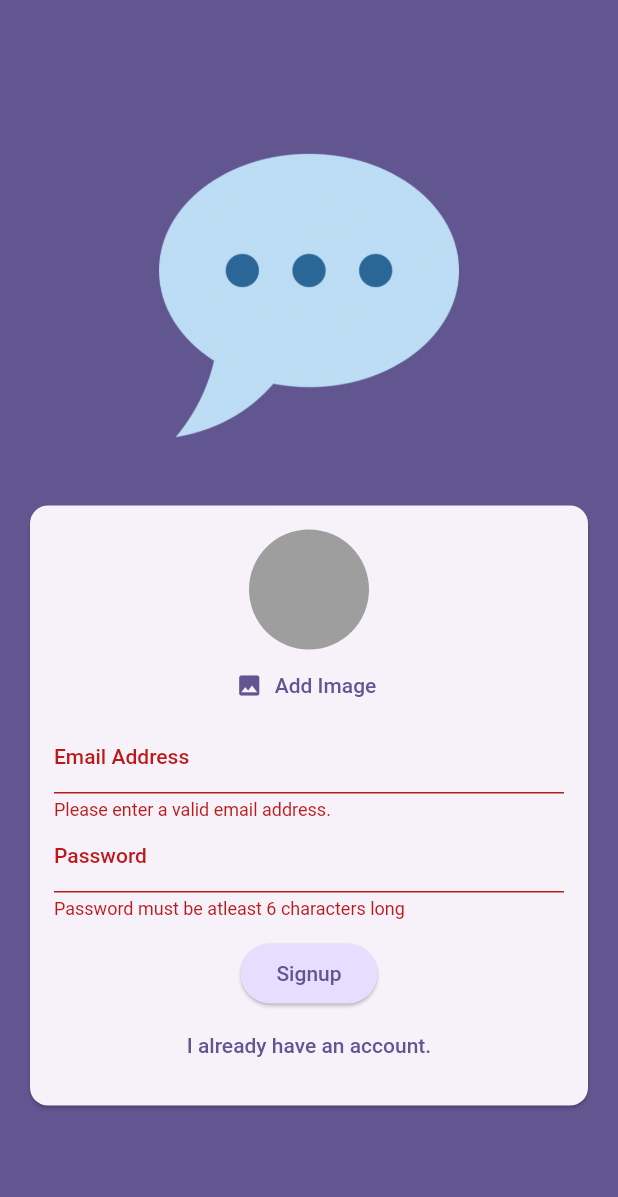
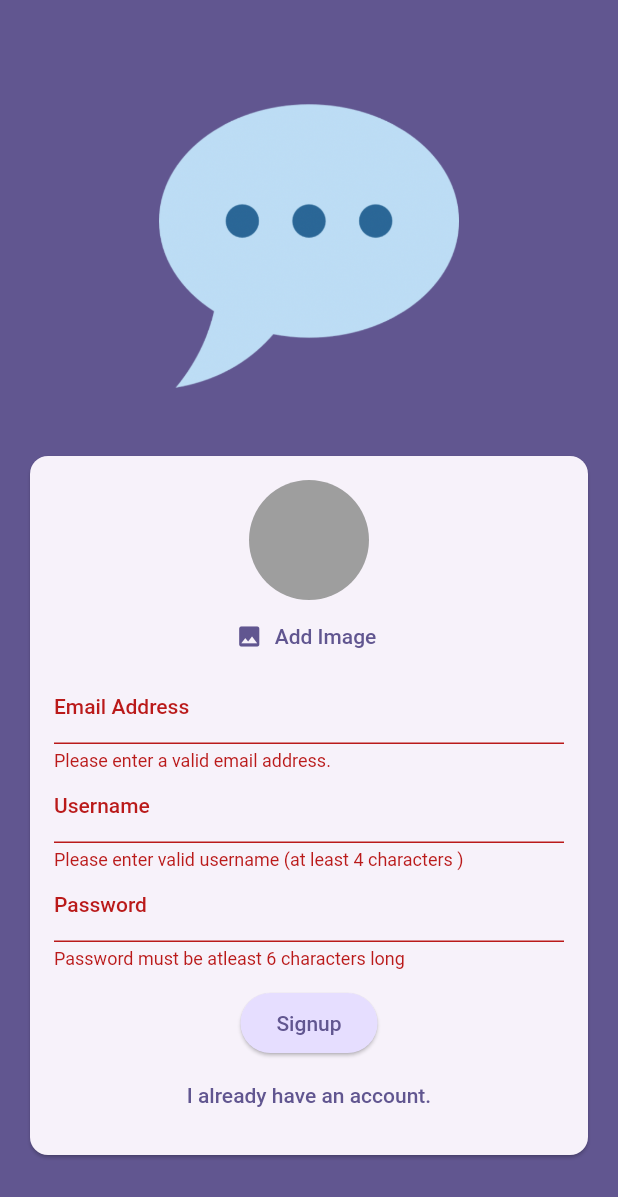
Before and after one commit to Kapil619/chat_app, a Flutter app: the screen it shows after launch, after a tap on "Login", after a tap on "Create an account", after a tap on "Signup", on a phone screen of 412 x 824 dp. Shown: the top 1197 px of the screen. Run offline on Flutter 3.47's test engine with Material 2 defaults, Android fonts, the phone set to English and light mode, and no system bars; our stand-ins replace cloud_firestore, firebase_auth, firebase_core, firebase_storage, image_picker; accounts and stored records are empty.

Commit message:
storing username to firestore

```diff
--- a/lib/screens/auth.dart
+++ b/lib/screens/auth.dart
@@ -23,6 +23,7 @@ class _AuthScreen extends State<AuthScreen> {
   var _enteredPassword = '';
   File? _selectedImage;
   var _isAuthenticating = false;
+  var _enteredUsername = '';
 
   void _submit() async {
     final isValid = _form.currentState!.validate();
@@ -61,7 +62,7 @@ class _AuthScreen extends State<AuthScreen> {
             .collection('users')
             .doc(userCredentials.user!.uid)
             .set({
-          'username': 'to be done...',
+          'username': _enteredUsername,
           'email': _enteredEmail,
           'image_url': imageUrl,
         });
@@ -132,6 +133,23 @@ class _AuthScreen extends State<AuthScreen> {
                                 _enteredEmail = value!;
                               },
                             ),
+                            if (!_isLogin)
+                              TextFormField(
+                                decoration: const InputDecoration(
+                                    labelText: 'Username'),
+                                enableSuggestions: false,
+                                validator: (value) {
+                                  if (value == null ||
+                                      value.isEmpty ||
+                                      value.trim().length < 4) {
+                                    return 'Please enter valid username (at least 4 characters )';
+                                  }
+                                  return null;
+                                },
+                                onSaved: (value) {
+                                  _enteredUsername = value!;
+                                },
+                              ),
                             TextFormField(
                               decoration:
                                   const InputDecoration(labelText: 'Password'),
```
